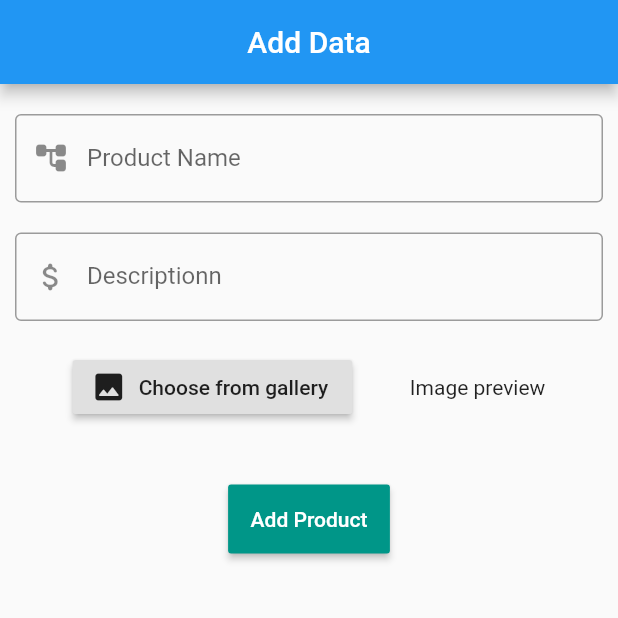
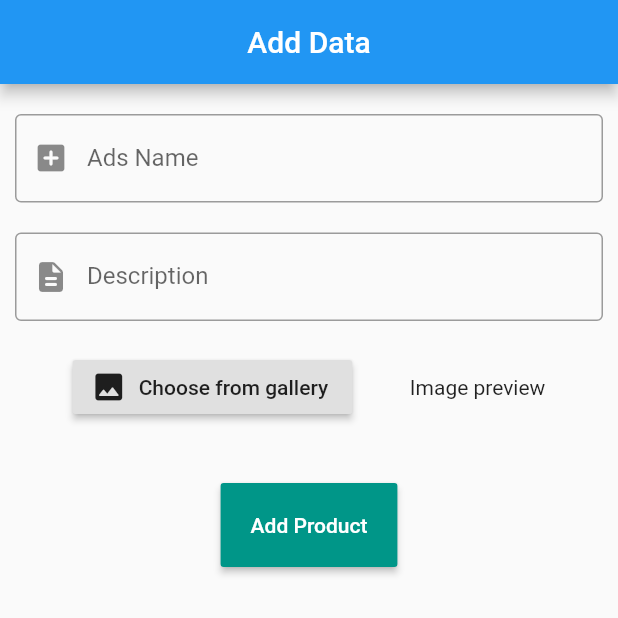
Before and after one commit to 10101100011000/AdminCariKerja, a Flutter app: the AddPage screen opened directly, on a phone screen of 412 x 824 dp, the top half of it. Run offline on Flutter 3.47's test engine with Material 2 defaults, Android fonts, the phone set to English and light mode, and no system bars; our stand-ins replace cloud_firestore, equatable, firebase_auth, firebase_core, firebase_storage, flutter_spinkit and 2 more; accounts and stored records are empty.

Commit message:
januari4

```diff
--- a/lib/ui/pages/ads_add.dart
+++ b/lib/ui/pages/ads_add.dart
@@ -55,8 +55,8 @@ class _AddPageState extends State<AddPage> {
                     TextFormField(
                       controller: ctrlName,
                       decoration: InputDecoration(
-                          prefixIcon: Icon(Icons.account_tree_rounded),
-                          labelText: 'Product Name',
+                          prefixIcon: Icon(Icons.add_box_rounded),
+                          labelText: 'Ads Name',
                           hintText: "Write your Product Name",
                           border: OutlineInputBorder()),
                     ),
@@ -64,8 +64,8 @@ class _AddPageState extends State<AddPage> {
                     TextFormField(
                       controller: ctrlDesc,
                       decoration: InputDecoration(
-                          prefixIcon: Icon(Icons.attach_money_rounded),
-                          labelText: 'Descriptionn',
+                          prefixIcon: Icon(Icons.description_rounded),
+                          labelText: 'Description',
                           hintText: "Write the ads description",
                           border: OutlineInputBorder()),
                     ),
@@ -101,9 +101,9 @@ class _AddPageState extends State<AddPage> {
                           ),
                     SizedBox(height: 40),
                     RaisedButton(
+                      padding: EdgeInsets.all(20),
                       color: Colors.teal,
                       textColor: Colors.white,
-                      padding: EdgeInsets.all(15),
                       child: Text("Add Product"),
                       onPressed: () async {
                         if (ctrlName.text == "" ||
--- a/lib/ui/pages/ads_list.dart
+++ b/lib/ui/pages/ads_list.dart
@@ -40,8 +40,8 @@ class _DataPageState extends State<DataPage> {
                   return ListView(
                     children: snapshot.data.docs.map((DocumentSnapshot doc) {
                       return ProductCard(
-                        product: Products(doc.data()['id'], doc.data()['ads'],
-                            doc.data()['price'], doc.data()['image']),
+                        product: Products(doc.data()['id'], doc.data()['name'],
+                            doc.data()['description'], doc.data()['image']),
                       );
                     }).toList(),
                   );
--- a/lib/ui/pages/edit_page.dart
+++ b/lib/ui/pages/edit_page.dart
@@ -53,7 +53,7 @@ class _EditPageState extends State<EditPage> {
                           TextEditingController(text: widget.product.ads),
                       decoration: InputDecoration(
                         prefixIcon: Icon(Icons.edit),
-                        labelText: 'Product Name',
+                        labelText: 'Ads Name',
                         hintText: 'Write your new product name',
                         border: OutlineInputBorder(),
                       ),
@@ -62,11 +62,10 @@ class _EditPageState extends State<EditPage> {
                     TextFormField(
                       controller: ctrlPrice = TextEditingController(
                           text: widget.product.description),
-                      keyboardType: TextInputType.number,
                       decoration: InputDecoration(
                         prefixIcon: Icon(Icons.attach_money),
-                        labelText: 'Price',
-                        hintText: "Write new product's price",
+                        labelText: 'Description',
+                        hintText: "Write new the ads description",
                         border: OutlineInputBorder(),
                       ),
                     ),
--- a/lib/ui/widgets/productcard.dart
+++ b/lib/ui/widgets/productcard.dart
@@ -20,13 +20,13 @@ class ProductCard extends StatelessWidget {
                   )));
         },
         title: Text(
-          product.ads,
+          product.ads ?? '',
           style: TextStyle(fontSize: 20),
         ),
-        subtitle: Text(product.description),
+        subtitle: Text(product.description ?? ''),
         leading: CircleAvatar(
           backgroundColor: Colors.white,
-          backgroundImage: NetworkImage(product.image, scale: 40),
+          backgroundImage: NetworkImage(product.image ?? '', scale: 40),
         ),
         trailing: IconButton(
           icon: Icon(Icons.remove_red_eye, color: Colors.grey),
```
